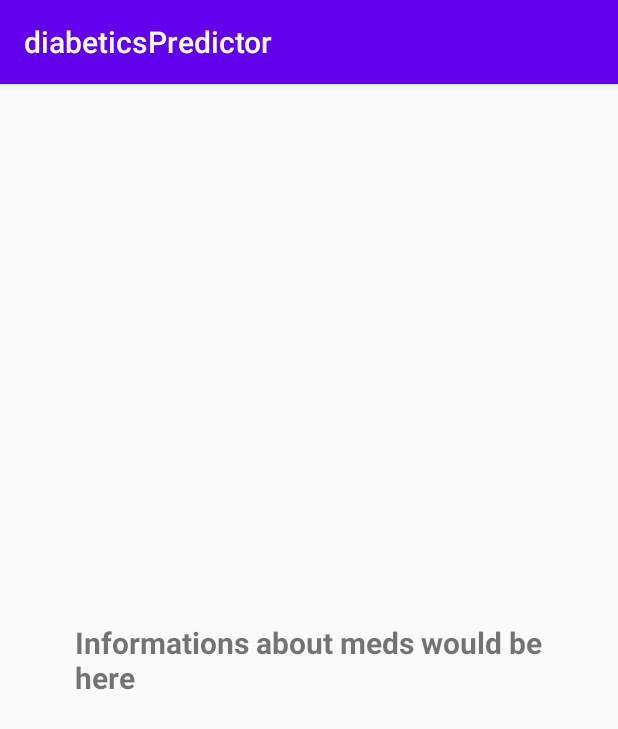
After one commit to mottakin/Type-2-Diabetes_Detector_CSE299, an Android app: the MedicinesActivity screen opened directly, with no data from a screen before it, on a phone screen of 412 x 824 dp. The commit adds this screen. Shown: the top 729 px of the screen. Run offline under Robolectric (Android 15) with nearby library versions, the phone set to English and light mode, and no system bars.

Commit message:
Second Commit

```diff
--- a/app/src/main/AndroidManifest.xml
+++ b/app/src/main/AndroidManifest.xml
@@ -9,7 +9,9 @@
         android:roundIcon="@mipmap/ic_launcher_round"
         android:supportsRtl="true"
         android:theme="@style/AppTheme">
-        <activity android:name=".FoodActivity"></activity>
+        <activity android:name=".FAQActivity"></activity>
+        <activity android:name=".MedicinesActivity" />
+        <activity android:name=".FoodActivity" />
         <activity android:name=".InformationActivity" />
         <activity android:name=".PredictorActivity" />
         <activity android:name=".MainActivity">
--- /dev/null
+++ b/app/src/main/java/com/example/diabeticspredictor/MedicinesActivity.java
@@ -0,0 +1,14 @@
+package com.example.diabeticspredictor;
+
+import androidx.appcompat.app.AppCompatActivity;
+
+import android.os.Bundle;
+
+public class MedicinesActivity extends AppCompatActivity {
+
+    @Override
+    protected void onCreate(Bundle savedInstanceState) {
+        super.onCreate(savedInstanceState);
+        setContentView(R.layout.activity_medicines);
+    }
+}
--- /dev/null
+++ b/app/src/main/res/layout/activity_medicines.xml
@@ -0,0 +1,19 @@
+<?xml version="1.0" encoding="utf-8"?>
+<LinearLayout xmlns:android="http://schemas.android.com/apk/res/android"
+    xmlns:app="http://schemas.android.com/apk/res-auto"
+    xmlns:tools="http://schemas.android.com/tools"
+    android:layout_width="match_parent"
+    android:layout_height="match_parent"
+    tools:context=".MedicinesActivity"
+    android:orientation="vertical"
+    android:gravity="center"
+    android:padding="50dp">
+
+    <TextView
+        android:layout_width="wrap_content"
+        android:layout_height="wrap_content"
+        android:text="@string/textview8_text"
+        android:textSize="20sp"
+        android:textStyle="bold" />
+
+</LinearLayout>
```
Also changed, not shown: app/src/main/java/com/example/diabeticspredictor/FAQActivity.java (added, +14 -0 lines), app/src/main/java/com/example/diabeticspredictor/InformationActivity.java (+17 -0 lines).
